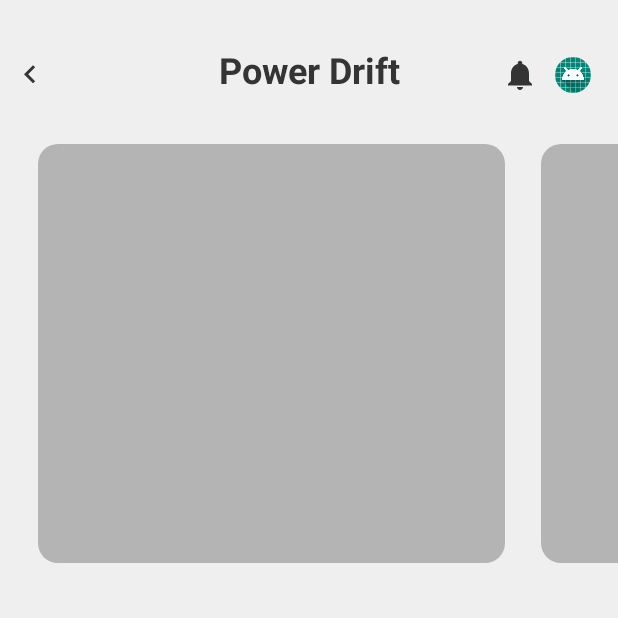
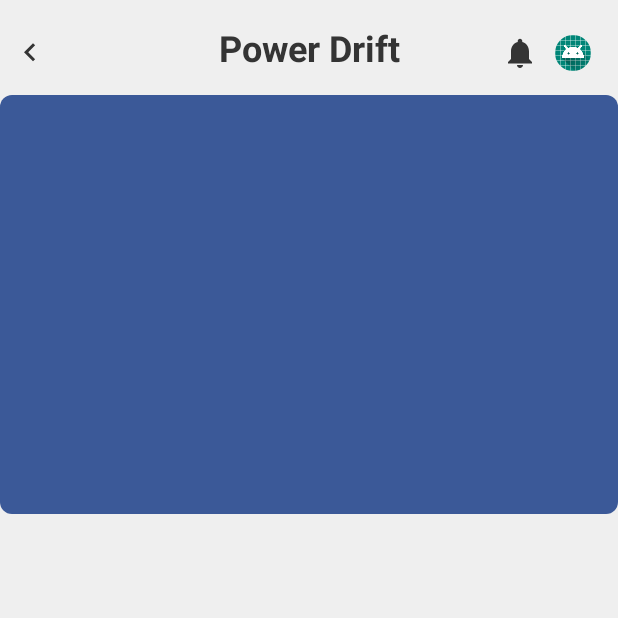
Before and after one commit to mdg-iitr/cognizance19, an Android app: the screen it shows after launch (MainActivity), on a phone screen of 412 x 824 dp, the top half of it. Run offline under Robolectric (Android 15) with nearby library versions, the phone set to English and light mode, and no system bars; our stand-ins replace CircleImageView.

Commit message:
Add image switcher in specific events fragment

```diff
--- a/app/src/main/java/com/mdgiitr/karthik/cognizance19/adapters/SpeceficEventAdapter.java
+++ /dev/null
@@ -1,51 +0,0 @@
-package com.mdgiitr.karthik.cognizance19.adapters;
-
-import android.content.Context;
-import android.support.annotation.NonNull;
-import android.support.v7.widget.RecyclerView;
-import android.view.LayoutInflater;
-import android.view.View;
-import android.view.ViewGroup;
-import android.view.animation.Animation;
-import android.view.animation.AnimationUtils;
-import android.widget.ImageView;
-
-import com.mdgiitr.karthik.cognizance19.R;
-
-import java.util.List;
-
-public class SpeceficEventAdapter extends RecyclerView.Adapter<SpeceficEventAdapter.SpeceficEventViewHolder> {
-    Context context;
-    List<String> imageURLlist;
-
-    public SpeceficEventAdapter(Context context, List<String> imageURLlist) {
-        this.context = context;
-        this.imageURLlist = imageURLlist;
-    }
-
-    @NonNull
-    @Override
-    public SpeceficEventViewHolder onCreateViewHolder(@NonNull ViewGroup parent, int viewType) {
-        View view = LayoutInflater.from(parent.getContext()).inflate(R.layout.list_item_specefic_event_image, parent, false);
-        return new SpeceficEventViewHolder(view);
-    }
-
-    @Override
-    public void onBindViewHolder(@NonNull SpeceficEventViewHolder holder, int i) {
-        String url = imageURLlist.get(i);
-        holder.specificEventImage.setImageResource(R.drawable.gray_round_card);
-    }
-
-    @Override
-    public int getItemCount() {
-        return imageURLlist.size();
-    }
-
-    public class SpeceficEventViewHolder extends RecyclerView.ViewHolder{
-        public ImageView specificEventImage;
-        public SpeceficEventViewHolder(@NonNull View itemView) {
-            super(itemView);
-            specificEventImage = itemView.findViewById(R.id.specific_event_image);
-        }
-    }
-}
--- a/app/src/main/java/com/mdgiitr/karthik/cognizance19/view/SpeceficEventFragment.java
+++ /dev/null
@@ -1,43 +0,0 @@
-package com.mdgiitr.karthik.cognizance19.view;
-
-import android.os.Bundle;
-import android.support.v4.app.Fragment;
-import android.support.v7.widget.LinearLayoutManager;
-import android.support.v7.widget.RecyclerView;
-import android.view.LayoutInflater;
-import android.view.View;
-import android.view.ViewGroup;
-
-import com.mdgiitr.karthik.cognizance19.R;
-import com.mdgiitr.karthik.cognizance19.adapters.SpeceficEventAdapter;
-
-import java.util.ArrayList;
-import java.util.List;
-
-public class SpeceficEventFragment extends Fragment {
-    private RecyclerView recyclerView;
-    private List<String> list;
-    private SpeceficEventAdapter adapter;
-
-    @Override
-    public View onCreateView(LayoutInflater inflater, ViewGroup container,
-                             Bundle savedInstanceState) {
-        // Inflate the layout for this fragment
-        View view = inflater.inflate(R.layout.fragment_specefic_event, container, false);
-
-        recyclerView = view.findViewById(R.id.specefic_event_images_recyclerview);
-        list = new ArrayList<>();
-        adapter = new SpeceficEventAdapter(getContext(),list);
-
-        for (int i=0; i<3; i++){
-            list.add("a");
-        }
-        adapter.notifyDataSetChanged();
-
-        recyclerView.setLayoutManager(new LinearLayoutManager(getContext(),LinearLayoutManager.HORIZONTAL,false));
-        recyclerView.setAdapter(adapter);
-
-        return view;
-    }
-
-}
--- /dev/null
+++ b/app/src/main/java/com/mdgiitr/karthik/cognizance19/view/SpecificEventFragment.java
@@ -0,0 +1,90 @@
+package com.mdgiitr.karthik.cognizance19.view;
+
+import android.os.Bundle;
+import android.support.v4.app.Fragment;
+import android.view.LayoutInflater;
+import android.view.View;
+import android.view.ViewGroup;
+import android.view.animation.Animation;
+import android.view.animation.AnimationUtils;
+import android.widget.ImageSwitcher;
+import android.widget.ImageView;
+import android.widget.ViewSwitcher;
+
+import com.mdgiitr.karthik.cognizance19.R;
+
+import java.util.Timer;
+import java.util.TimerTask;
+
+public class SpecificEventFragment extends Fragment {
+    private ImageSwitcher switcher;
+    private Timer timer = null;
+    private int[] gallery = {R.drawable.dark_blue_bg, R.drawable.ic_launcher_background, R.drawable.blue_button_bg, R.drawable.gray_round_card};
+    private int position = 0;
+
+    @Override
+    public View onCreateView(LayoutInflater inflater, ViewGroup container,
+                             Bundle savedInstanceState) {
+        // Inflate the layout for this fragment
+        View view = inflater.inflate(R.layout.fragment_specific_event, container, false);
+
+        switcher = view.findViewById(R.id.specific_event_image_switcher);
+        switcher.setFactory(new ViewSwitcher.ViewFactory() {
+            @Override
+            public View makeView() {
+                ImageView imageView = new ImageView(getContext());
+                imageView.setScaleType(ImageView.ScaleType.FIT_XY);
+                ViewGroup.LayoutParams params = new ImageSwitcher.LayoutParams(
+                        ViewGroup.LayoutParams.MATCH_PARENT, ViewGroup.LayoutParams.MATCH_PARENT);
+                imageView.setLayoutParams(params);
+                return imageView;
+            }
+        });
+
+        Animation fadeIn = AnimationUtils.loadAnimation(getContext(), R.anim.slide_in_right);
+        fadeIn.setDuration(2000);
+        Animation fadeOut = AnimationUtils.loadAnimation(getContext(), R.anim.slide_out_left);
+        fadeOut.setDuration(2000);
+        switcher.setInAnimation(fadeIn);
+        switcher.setOutAnimation(fadeOut);
+
+        start();
+
+        return view;
+    }
+
+    @Override
+    public void onDestroyView() {
+        super.onDestroyView();
+        stop();
+    }
+
+    public void start()
+    {
+        timer = new Timer();
+        timer.scheduleAtFixedRate(new TimerTask() {
+
+            public void run() {
+                // avoid exception: "Only the original thread that created a view hierarchy can touch its views"
+                getActivity().runOnUiThread(new Runnable() {
+                    public void run() {
+                        switcher.setImageResource(gallery[position]);
+                        position++;
+                        if (position == 4)
+                        {
+                            position = 0;
+                        }
+                    }
+                });
+            }
+
+        }, 0, 6000);
+
+    }
+
+    public void stop()
+    {
+        timer.cancel();
+    }
+
+}
--- a/app/src/main/res/layout/complete_your_profile.xml
+++ b/app/src/main/res/layout/complete_your_profile.xml
@@ -10,7 +10,7 @@
     <RelativeLayout
         android:layout_width="match_parent"
         android:layout_height="wrap_content"
-        android:layout_marginTop="30dp"
+        android:layout_marginTop="15dp"
         android:orientation="horizontal">
 
         <ImageView
--- a/app/src/main/res/layout/fragment_change_password.xml
+++ b/app/src/main/res/layout/fragment_change_password.xml
@@ -9,7 +9,7 @@
     <RelativeLayout
         android:layout_width="match_parent"
         android:layout_height="wrap_content"
-        android:layout_marginTop="30dp"
+        android:layout_marginTop="15dp"
         android:orientation="horizontal">
 
         <ImageView
--- a/app/src/main/res/layout/fragment_dashboard_spp.xml
+++ b/app/src/main/res/layout/fragment_dashboard_spp.xml
@@ -15,7 +15,7 @@
         <RelativeLayout
             android:layout_width="match_parent"
             android:layout_height="wrap_content"
-            android:layout_marginTop="30dp"
+            android:layout_marginTop="15dp"
             android:orientation="horizontal">
 
             <ImageView
--- a/app/src/main/res/layout/fragment_forgot_password.xml
+++ b/app/src/main/res/layout/fragment_forgot_password.xml
@@ -9,7 +9,7 @@
     <RelativeLayout
         android:layout_width="match_parent"
         android:layout_height="wrap_content"
-        android:layout_marginTop="30dp"
+        android:layout_marginTop="15dp"
         android:orientation="horizontal">
 
         <ImageView
--- a/app/src/main/res/layout/fragment_home_menu.xml
+++ b/app/src/main/res/layout/fragment_home_menu.xml
@@ -15,7 +15,7 @@
         <RelativeLayout
             android:layout_width="match_parent"
             android:layout_height="wrap_content"
-            android:layout_marginTop="30dp"
+            android:layout_marginTop="15dp"
             android:orientation="horizontal">
 
             <TextView
--- a/app/src/main/res/layout/fragment_specefic_event.xml
+++ b/app/src/main/res/layout/fragment_specific_event.xml
@@ -4,19 +4,19 @@
     android:layout_width="match_parent"
     android:layout_height="match_parent"
     android:background="#ffefefef"
-    tools:context=".view.SpeceficEventFragment">
+    tools:context=".view.SpecificEventFragment">
 
-    <LinearLayout
+    <RelativeLayout
         android:layout_width="match_parent"
         android:layout_height="wrap_content"
         android:orientation="vertical">
 
         <RelativeLayout
+            android:id="@+id/navigationBar"
             android:layout_width="match_parent"
             android:layout_height="wrap_content"
-            android:layout_marginTop="30dp"
+            android:layout_marginTop="15dp"
             android:orientation="horizontal">
-
             <ImageView
                 android:id="@+id/back_arrow"
                 android:layout_width="wrap_content"
@@ -54,13 +54,11 @@
                 android:src="@mipmap/ic_launcher" />
         </RelativeLayout>
 
-        <android.support.v7.widget.RecyclerView
-            android:id="@+id/specefic_event_images_recyclerview"
-            android:layout_width="wrap_content"
-            android:layout_height="wrap_content"
-            android:layout_marginTop="33dp"
-            android:paddingStart="13dp"
-            android:paddingEnd="13dp"
-            android:clipToPadding="false"/>
-    </LinearLayout>
+        <ImageSwitcher
+            android:id="@+id/specific_event_image_switcher"
+            android:layout_width="match_parent"
+            android:layout_height="279dp"
+            android:layout_below="@id/navigationBar"
+            android:layout_marginTop="15dp"/>
+    </RelativeLayout>
 </ScrollView>
--- a/app/src/main/res/layout/fragment_workshops.xml
+++ b/app/src/main/res/layout/fragment_workshops.xml
@@ -10,7 +10,7 @@
     <RelativeLayout
         android:layout_width="match_parent"
         android:layout_height="wrap_content"
-        android:layout_marginTop="30dp"
+        android:layout_marginTop="15dp"
         android:orientation="horizontal">
 
         <ImageView
--- a/app/src/main/res/layout/list_item_specefic_event_image.xml
+++ /dev/null
@@ -1,9 +0,0 @@
-<?xml version="1.0" encoding="utf-8"?>
-<ImageView xmlns:android="http://schemas.android.com/apk/res/android"
-    android:id="@+id/specific_event_image"
-    android:layout_width="311dp"
-    android:layout_height="279dp"
-    android:layout_marginStart="12dp"
-    android:layout_marginEnd="12dp"
-    android:src="@drawable/gray_round_card">
-</ImageView>
--- a/app/src/main/res/layout/my_profile.xml
+++ b/app/src/main/res/layout/my_profile.xml
@@ -11,7 +11,7 @@
     <RelativeLayout
         android:layout_width="match_parent"
         android:layout_height="wrap_content"
-        android:layout_marginTop="30dp"
+        android:layout_marginTop="15dp"
         android:orientation="horizontal">
 
         <ImageView
--- a/app/src/main/res/layout/onboarding_fragment.xml
+++ b/app/src/main/res/layout/onboarding_fragment.xml
@@ -11,7 +11,7 @@
     <RelativeLayout
         android:layout_width="match_parent"
         android:layout_height="wrap_content"
-        android:layout_marginTop="30dp"
+        android:layout_marginTop="15dp"
         android:orientation="horizontal">
 
         <TextView
--- a/app/src/main/res/navigation/mobile_navigation.xml
+++ b/app/src/main/res/navigation/mobile_navigation.xml
@@ -8,9 +8,9 @@
 
     <fragment
         android:id="@+id/speceficEventFragment"
-        android:name="com.mdgiitr.karthik.cognizance19.view.SpeceficEventFragment"
+        android:name="com.mdgiitr.karthik.cognizance19.view.SpecificEventFragment"
         android:label="fragment_specefic_event"
-        tools:layout="@layout/fragment_specefic_event" />
+        tools:layout="@layout/fragment_specific_event" />
 
     <fragment
         android:id="@+id/workshopsFragment"
```
